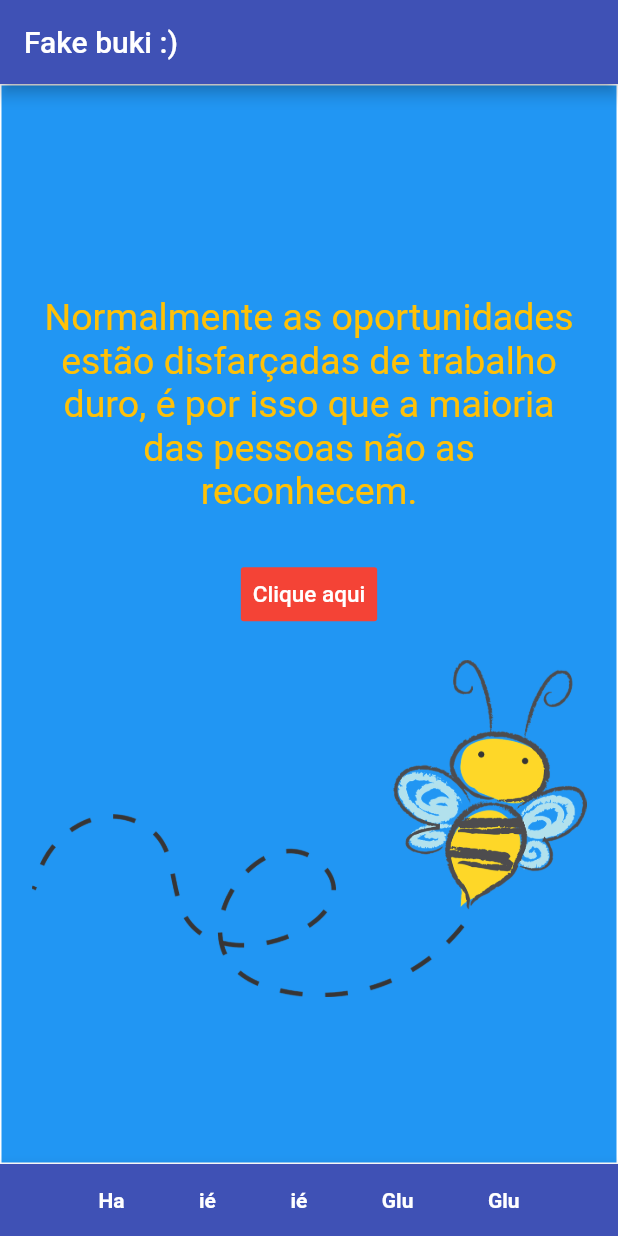
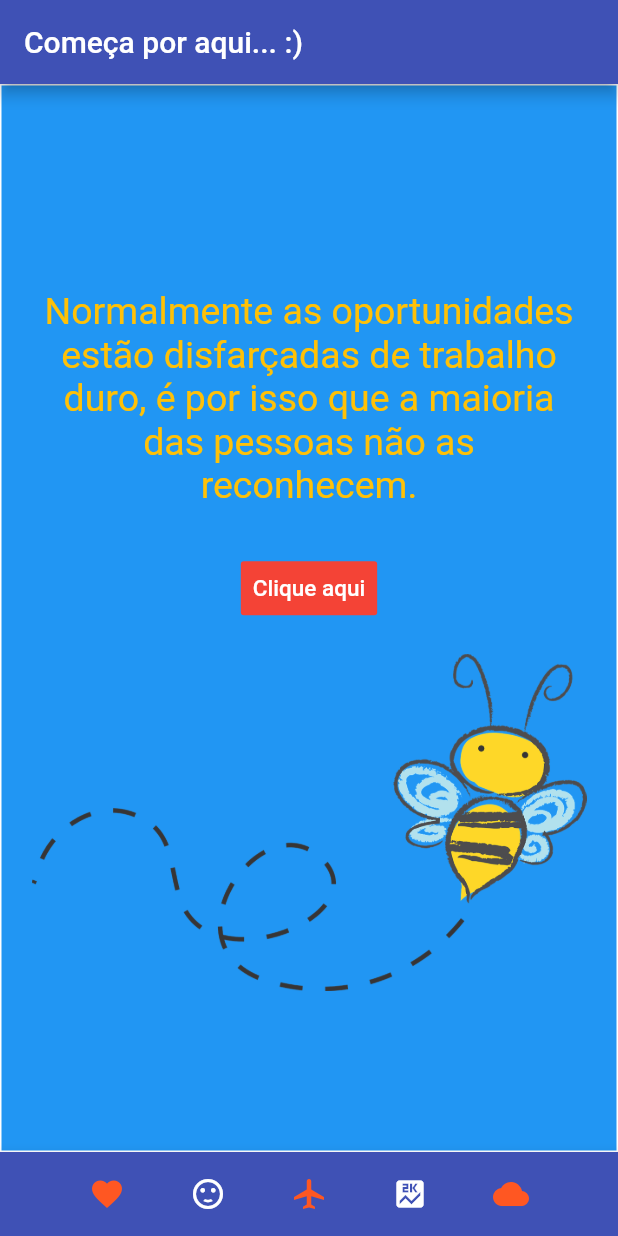
Before and after one commit to tiagoncardoso/iniciando_flutter, a Flutter app: the screen it shows after launch, on a phone screen of 412 x 824 dp. Run offline on Flutter 3.47's test engine with Material 2 defaults, Android fonts, the phone set to English and light mode, and no system bars.

Commit message:
Retocando detalhes finais

```diff
--- a/lib/main.dart
+++ b/lib/main.dart
@@ -13,7 +13,7 @@ class HomeStateful extends StatefulWidget {
 }
 
 class _HomeStatefulState extends State<HomeStateful> {
-  var _tit = 'Fake buki';
+  var _tit = 'Começa por aqui...';
   var _titulo = '';
   List<String> _desenho = [
     'images/bêia.png',
@@ -104,41 +104,27 @@ class _HomeStatefulState extends State<HomeStateful> {
           child: Row(
             mainAxisAlignment: MainAxisAlignment.spaceEvenly,
             children: <Widget>[
-              Text(
-                'Ha',
-                style: TextStyle(
-                    color: Colors.white,
-                    fontWeight: FontWeight.bold
-                ),
+              Icon(
+                Icons.favorite,
+                color: Colors.deepOrange
               ),
-              Text(
-                'ié',
-                style: TextStyle(
-                    color: Colors.white,
-                    fontWeight: FontWeight.bold
-                ),
+              Icon(
+                Icons.sentiment_satisfied,
+                color: Colors.white
               ),
-              Text(
-                'ié',
-                style: TextStyle(
-                    color: Colors.white,
-                    fontWeight: FontWeight.bold
-                ),
+              Icon(
+                Icons.airplanemode_active,
+                color: Colors.deepOrange
               ),
-              Text(
-                'Glu',
-                style: TextStyle(
-                    color: Colors.white,
-                    fontWeight: FontWeight.bold
-                ),
+              Icon(
+                Icons.score,
+                color: Colors.white
               ),
-              Text(
-                'Glu',
-                style: TextStyle(
-                    color: Colors.white,
-                    fontWeight: FontWeight.bold
-                ),
+              Icon(
+                Icons.cloud,
+                color: Colors.deepOrange
               ),
+
             ],
           ),
         ),
```
Also changed, not shown: 2 other files.
